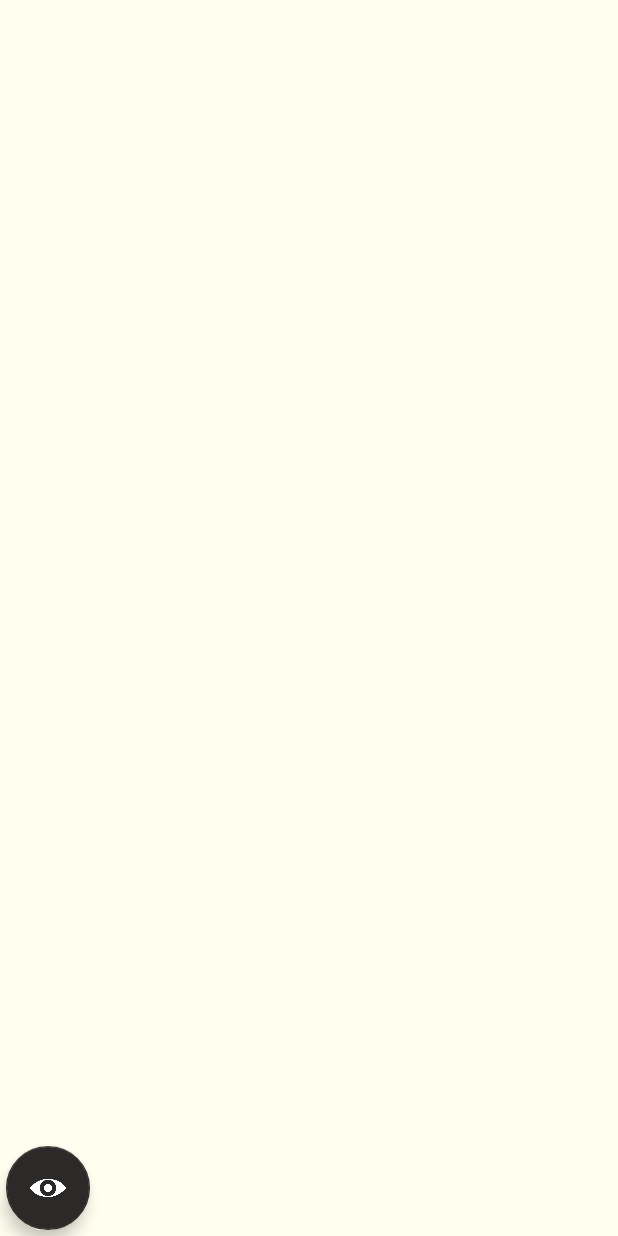
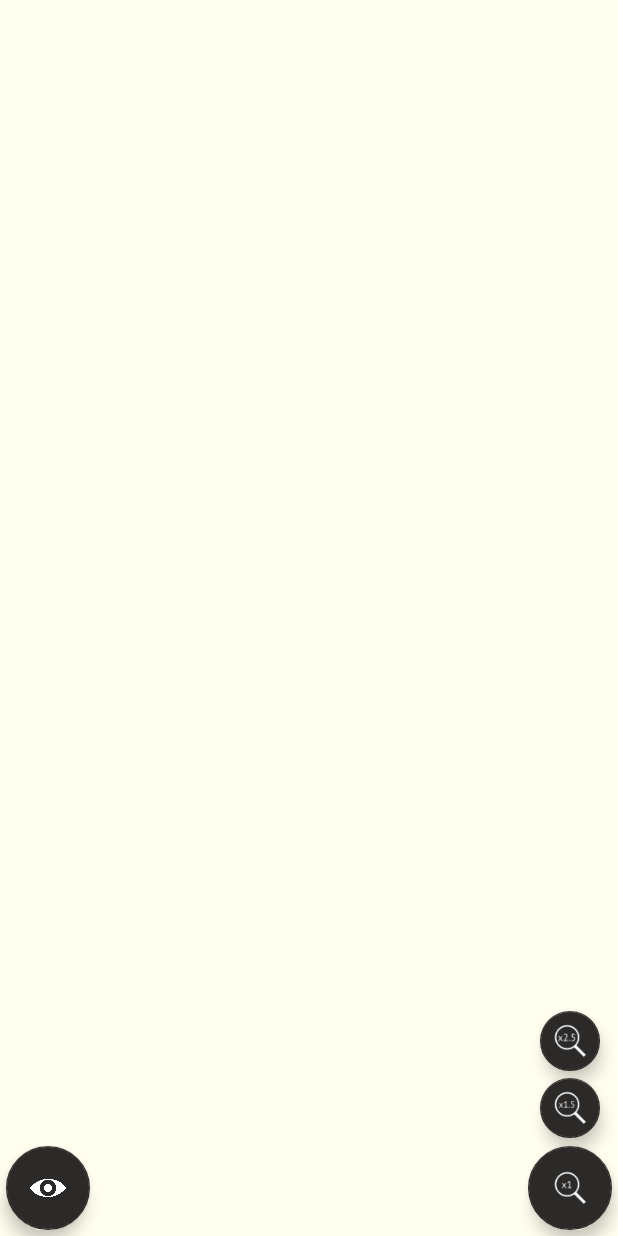
Before and after one commit to fabriziovit/Vizual, an Android app: the ZoomFragment screen opened directly, with no data from a screen before it, on a phone screen of 412 x 824 dp. Run offline under Robolectric (Android 15) with nearby library versions, the phone set to English and light mode, and no system bars; libraries missing offline, so code that uses them is left out: com.ortiz.touchview; plain views replace TouchImageView; Roboto replaces fonts that are not available here; 4 statements that could not run were skipped.

Commit message:
Aggiunti bottoni per lo zoom nella shermata di zoom

```diff
--- a/app/src/main/java/com/app/vizual/fragment/ZoomFragment.java
+++ b/app/src/main/java/com/app/vizual/fragment/ZoomFragment.java
@@ -10,12 +10,15 @@ import android.view.View;
 import android.view.ViewGroup;
 
 import com.app.vizual.R;
+import com.google.android.material.floatingactionbutton.FloatingActionButton;
 import com.ortiz.touchview.TouchImageView;
 
 public class ZoomFragment extends Fragment {
     View view;
     Bitmap bm;
     TouchImageView touchImageView;
+    FloatingActionButton fabZoom1,fabZoom15, fabZoom2;
+
 
     public ZoomFragment() {
         // Required empty public constructor
@@ -31,6 +34,42 @@ public class ZoomFragment extends Fragment {
         view = inflater.inflate(R.layout.fragment_zoom, container, false);
         touchImageView = view.findViewById(R.id.zoomImageView);
         touchImageView.setImageBitmap(bm);
+        touchImageView.setMaxZoom(1);
+        fabZoom1 = view.findViewById(R.id.fabZoom1);
+        fabZoom15 = view.findViewById(R.id.fabZoom15);
+        fabZoom2 = view.findViewById(R.id.fabZoom25);
+
+        clickZoom25();
+        clickZoom1();
+        clickZoom15();
+
         return view;
     }
+
+    private void clickZoom1(){
+        //Richiesta immagine 1x
+        fabZoom1.setOnClickListener(view -> {
+            touchImageView.setMaxZoom(1);
+            touchImageView.setMinZoom(1);
+            touchImageView.setZoom(1);
+        });
+    }
+
+    private void clickZoom15(){
+        //Richiesta immagine 1.5x
+        fabZoom15.setOnClickListener(view -> {
+            touchImageView.setMaxZoom(1.5f);
+            touchImageView.setMinZoom(1.5f);
+            touchImageView.setZoom(1.5f);
+        });
+    }
+
+    private void clickZoom25(){
+        //Richiesta immagine 2.5x
+        fabZoom2.setOnClickListener(view -> {
+            touchImageView.setMaxZoom(2.5f);
+            touchImageView.setMinZoom(2.5f);
+            touchImageView.setZoom(2.5f);
+        });
+    }
 }
--- a/app/src/main/res/layout/activity_image_view.xml
+++ b/app/src/main/res/layout/activity_image_view.xml
@@ -58,10 +58,11 @@
         android:layout_height="wrap_content"
         android:layout_gravity="bottom"
         android:layout_margin="4dp"
+        android:outlineAmbientShadowColor="@color/colorPrimary"
         app:backgroundTint="@color/colorPrimary"
-        android:outlineAmbientShadowColor="@color/colorPrimary"
+        app:srcCompat="@drawable/logo_small_cropped"
         app:tint="@color/white"
-        app:srcCompat="@drawable/logo_small_cropped"/>
+        tools:ignore="SpeakableTextPresentCheck" />
 
     <androidx.constraintlayout.widget.ConstraintLayout
         android:id="@+id/constraintLayout"
--- a/app/src/main/res/layout/fragment_zoom.xml
+++ b/app/src/main/res/layout/fragment_zoom.xml
@@ -1,6 +1,7 @@
 <?xml version="1.0" encoding="utf-8"?>
-<RelativeLayout xmlns:android="http://schemas.android.com/apk/res/android"
+<androidx.coordinatorlayout.widget.CoordinatorLayout xmlns:android="http://schemas.android.com/apk/res/android"
     xmlns:tools="http://schemas.android.com/tools"
+    xmlns:app="http://schemas.android.com/apk/res-auto"
     android:layout_width="match_parent"
     android:layout_height="match_parent"
     tools:context=".fragment.ZoomFragment"
@@ -11,4 +12,41 @@
         android:layout_width="match_parent"
         android:layout_height="match_parent" />
 
-</RelativeLayout>
+    <com.google.android.material.floatingactionbutton.FloatingActionButton
+        android:id="@+id/fabZoom25"
+        android:layout_width="wrap_content"
+        android:layout_height="wrap_content"
+        android:layout_gravity="bottom|end"
+        android:layout_marginBottom="110dp"
+        android:layout_marginEnd="12dp"
+        app:backgroundTint="@color/colorPrimary"
+        android:outlineAmbientShadowColor="@color/colorPrimary"
+        app:fabSize="mini"
+        app:tint="@color/white"
+        app:srcCompat="@drawable/ic_zoomx2"/>
+
+    <com.google.android.material.floatingactionbutton.FloatingActionButton
+        android:id="@+id/fabZoom15"
+        android:layout_width="wrap_content"
+        android:layout_height="wrap_content"
+        android:layout_gravity="bottom|end"
+        android:layout_marginBottom="65dp"
+        android:layout_marginEnd="12dp"
+        app:backgroundTint="@color/colorPrimary"
+        android:outlineAmbientShadowColor="@color/colorPrimary"
+        app:tint="@color/white"
+        app:fabSize="mini"
+        app:srcCompat="@drawable/ic_zoom15" />
+
+    <com.google.android.material.floatingactionbutton.FloatingActionButton
+        android:id="@+id/fabZoom1"
+        android:layout_width="wrap_content"
+        android:layout_height="wrap_content"
+        android:layout_gravity="bottom|end"
+        android:layout_margin="4dp"
+        app:backgroundTint="@color/colorPrimary"
+        android:outlineAmbientShadowColor="@color/colorPrimary"
+        app:tint="@color/white"
+        app:srcCompat="@drawable/ic_zoom1"/>
+
+</androidx.coordinatorlayout.widget.CoordinatorLayout>
```
Also changed, not shown: app/src/main/res/drawable-v24/ic_zoom1.png (added), app/src/main/res/drawable-v24/ic_zoom15.png (added), app/src/main/res/drawable-v24/ic_zoomx2.png (added).
